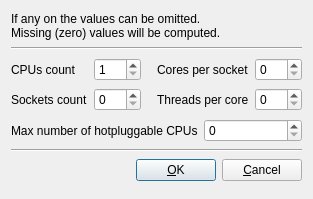
Before: the Qt Designer form SMP_Settings_Window.ui in qunying/aqemu-old, drawn with Qt 5.
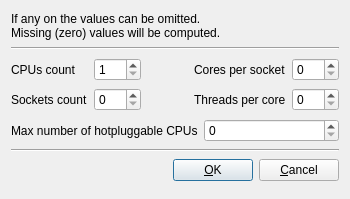
After: the same form once the commit is applied. Icons and pictures are not drawn.

The edit to the form file:
```diff
--- a/SMP_Settings_Window.ui
+++ b/SMP_Settings_Window.ui
@@ -1,12 +1,12 @@
 <ui version="4.0" >
  <author>Andrey Rijov</author>
  <class>SMP_Settings_Window</class>
- <widget class="QDialog" name="SMP_Settings_Window" >
-  <property name="geometry" >
+ <widget class="QDialog" name="SMP_Settings_Window">
+  <property name="geometry">
    <rect>
     <x>0</x>
     <y>0</y>
-    <width>313</width>
+    <width>350</width>
     <height>199</height>
    </rect>
   </property>
```
Left out of the diff: 178 changed lines with no effect on the pictures.
